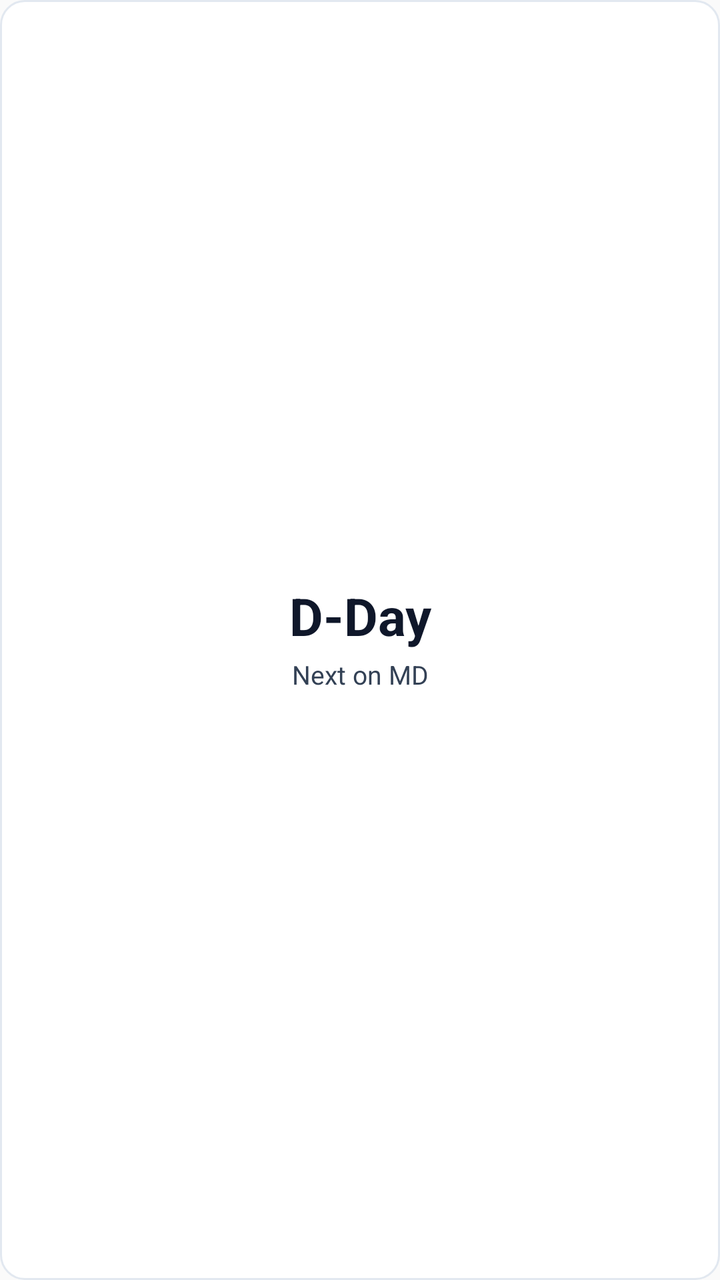
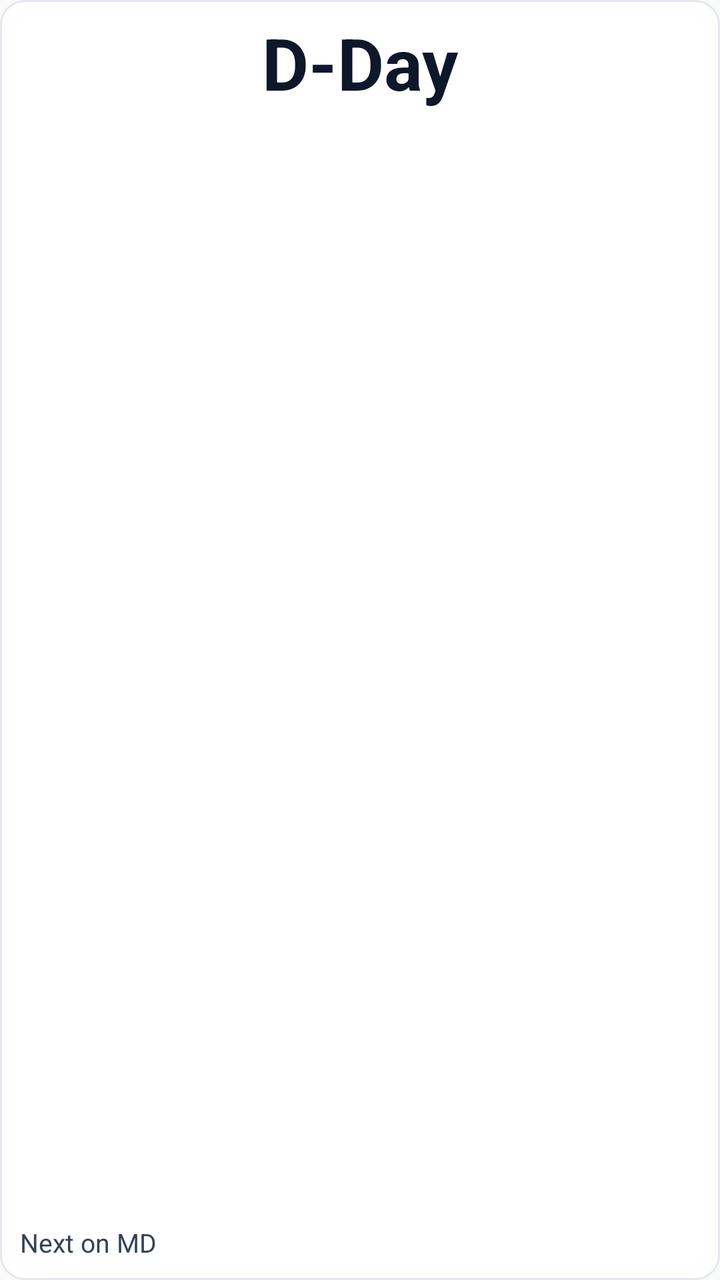

The first picture is an Android layout as it rendered before a commit; the second is the same layout after the commit. The layout source and the unified diff follow.
<!-- AndroidManifest.xml: application theme AppTheme -->
<!-- res/layout/widget_md_countdown.xml -->
<?xml version="1.0" encoding="utf-8"?>
<FrameLayout xmlns:android="http://schemas.android.com/apk/res/android"
    android:id="@+id/widget_countdown_root"
    android:layout_width="match_parent"
    android:layout_height="match_parent">

    <ImageView
        android:id="@+id/widget_countdown_bg"
        android:layout_width="match_parent"
        android:layout_height="match_parent"
        android:src="@drawable/widget_surface_crisp"
        android:scaleType="fitXY"
        android:contentDescription="" />

    <LinearLayout
        android:id="@+id/widget_countdown_content"
        android:layout_width="match_parent"
        android:layout_height="match_parent"
        android:orientation="vertical"
        android:gravity="center"
        android:padding="12dp">

        
        <LinearLayout
            android:id="@+id/widget_countdown_horiz_container"
            android:layout_width="match_parent"
            android:layout_height="wrap_content"
            android:orientation="horizontal"
            android:gravity="center_vertical"
            android:visibility="gone">

            <TextView
                android:id="@+id/widget_countdown_horiz_value"
                android:layout_width="wrap_content"
                android:layout_height="wrap_content"
                android:text="D-Day"
                android:textSize="22sp"
                android:textStyle="bold"
                android:textColor="#0F172A"
                android:maxLines="1"
                android:singleLine="true"
                android:ellipsize="none"
                android:fontFeatureSettings="tnum"
                android:includeFontPadding="false" />

            <Chronometer
                android:id="@+id/widget_countdown_horiz_chronometer"
                android:layout_width="wrap_content"
                android:layout_height="wrap_content"
                android:countDown="true"
                android:textSize="22sp"
                android:textStyle="bold"
                android:textColor="#0F172A"
                android:fontFeatureSettings="tnum"
                android:maxLines="1"
                android:singleLine="true"
                android:ellipsize="none"
                android:includeFontPadding="false"
                android:visibility="gone" />

            <TextView
                android:id="@+id/widget_countdown_horiz_title"
                android:layout_width="0dp"
                android:layout_height="wrap_content"
                android:layout_weight="1"
                android:layout_marginStart="12dp"
                android:text="Next on MD"
                android:maxLines="1"
                android:ellipsize="end"
                android:textSize="14sp"
                android:textStyle="bold"
                android:textColor="#334155" />
        </LinearLayout>

        
        <LinearLayout
            android:id="@+id/widget_countdown_vert_container"
            android:layout_width="match_parent"
            android:layout_height="match_parent"
            android:orientation="vertical"
            android:gravity="center">

            <TextView
                android:id="@+id/widget_countdown_value"
                android:layout_width="match_parent"
                android:layout_height="wrap_content"
                android:gravity="center"
                android:text="D-Day"
                android:textSize="26sp"
                android:textStyle="bold"
                android:textColor="#0F172A"
                android:maxLines="1"
                android:singleLine="true"
                android:ellipsize="none"
                android:fontFeatureSettings="tnum"
                android:includeFontPadding="false" />

            <Chronometer
                android:id="@+id/widget_countdown_chronometer"
                android:layout_width="match_parent"
                android:layout_height="wrap_content"
                android:gravity="center"
                android:countDown="true"
                android:textSize="26sp"
                android:textStyle="bold"
                android:textColor="#0F172A"
                android:fontFeatureSettings="tnum"
                android:maxLines="1"
                android:singleLine="true"
                android:ellipsize="none"
                android:includeFontPadding="false"
                android:visibility="gone" />

            <TextView
                android:id="@+id/widget_countdown_title"
                android:layout_width="match_parent"
                android:layout_height="wrap_content"
                android:gravity="center"
                android:layout_marginTop="4dp"
                android:text="Next on MD"
                android:maxLines="2"
                android:ellipsize="end"
                android:textSize="13sp"
                android:textColor="#334155" />

            
            <TextView
                android:id="@+id/widget_countdown_tags"
                android:layout_width="wrap_content"
                android:layout_height="wrap_content"
                android:layout_gravity="center_horizontal"
                android:gravity="center"
                android:layout_marginTop="6dp"
                android:text="#EventTag"
                android:maxLines="1"
                android:ellipsize="end"
                android:textSize="11sp"
                android:textStyle="bold"
                android:textColor="#1D4ED8"
                android:background="@drawable/widget_hashtag_pill"
                android:paddingStart="10dp"
                android:paddingEnd="10dp"
                android:paddingTop="3dp"
                android:paddingBottom="3dp"
                android:visibility="gone" />
        </LinearLayout>

    </LinearLayout>
</FrameLayout>
<!-- resources referenced by this layout -->
<resources>
  <!-- drawable widget_hashtag_pill (drawable) -->
  <?xml version="1.0" encoding="utf-8"?>
  <shape xmlns:android="http://schemas.android.com/apk/res/android"
      android:shape="rectangle">
      <solid android:color="#EFF6FF" />
      <stroke android:width="1dp" android:color="#BFDBFE" />
      <corners android:radius="100dp" />
  </shape>
  <!-- drawable widget_surface_crisp (drawable) -->
  <?xml version="1.0" encoding="utf-8"?>
  <shape xmlns:android="http://schemas.android.com/apk/res/android"
      android:shape="rectangle">
      <solid android:color="#FFFFFF" />
      <stroke android:width="1dp" android:color="#E2E8F0" />
      <corners android:radius="12dp" />
  </shape>
  <style name="AppTheme" parent="Theme.AppCompat.Light.DarkActionBar">
          
          <item name="colorPrimary">@color/colorPrimary</item>
          <item name="colorPrimaryDark">@color/colorPrimaryDark</item>
          <item name="colorAccent">@color/colorAccent</item>
      </style>
</resources>

<!-- the commit's change to res/layout/widget_md_countdown.xml (unified diff, before → after) -->
@@ -17,24 +17,24 @@
         android:layout_width="match_parent"
         android:layout_height="match_parent"
         android:orientation="vertical"
-        android:gravity="center"
-        android:padding="12dp">
+        android:padding="10dp">
 
         
         <LinearLayout
             android:id="@+id/widget_countdown_horiz_container"
             android:layout_width="match_parent"
-            android:layout_height="wrap_content"
+            android:layout_height="match_parent"
+            android:gravity="center"
             android:orientation="horizontal"
-            android:gravity="center_vertical"
             android:visibility="gone">
 
             <TextView
                 android:id="@+id/widget_countdown_horiz_value"
                 android:layout_width="wrap_content"
                 android:layout_height="wrap_content"
+                android:gravity="center"
                 android:text="D-Day"
-                android:textSize="22sp"
+                android:textSize="28sp"
                 android:textStyle="bold"
                 android:textColor="#0F172A"
                 android:maxLines="1"
@@ -47,8 +47,9 @@
                 android:id="@+id/widget_countdown_horiz_chronometer"
                 android:layout_width="wrap_content"
                 android:layout_height="wrap_content"
+                android:gravity="center"
                 android:countDown="true"
-                android:textSize="22sp"
+                android:textSize="28sp"
                 android:textStyle="bold"
                 android:textColor="#0F172A"
                 android:fontFeatureSettings="tnum"
@@ -60,90 +61,106 @@
 
             <TextView
                 android:id="@+id/widget_countdown_horiz_title"
-                android:layout_width="0dp"
+                android:layout_width="wrap_content"
                 android:layout_height="wrap_content"
-                android:layout_weight="1"
-                android:layout_marginStart="12dp"
+                android:layout_marginStart="10dp"
                 android:text="Next on MD"
                 android:maxLines="1"
                 android:ellipsize="end"
-                android:textSize="14sp"
-                android:textStyle="bold"
-                android:textColor="#334155" />
+                android:textSize="13sp"
+                android:textColor="#334155"
+                android:visibility="gone" />
         </LinearLayout>
 
         
-        <LinearLayout
+        <RelativeLayout
             android:id="@+id/widget_countdown_vert_container"
             android:layout_width="match_parent"
-            android:layout_height="match_parent"
-            android:orientation="vertical"
-            android:gravity="center">
+            android:layout_height="match_parent">
 
-            <TextView
-                android:id="@+id/widget_countdown_value"
+            
+            <LinearLayout
+                android:id="@+id/widget_countdown_top_section"
                 android:layout_width="match_parent"
                 android:layout_height="wrap_content"
-                android:gravity="center"
-                android:text="D-Day"
-                android:textSize="26sp"
-                android:textStyle="bold"
-                android:textColor="#0F172A"
-                android:maxLines="1"
-                android:singleLine="true"
-                android:ellipsize="none"
-                android:fontFeatureSettings="tnum"
-                android:includeFontPadding="false" />
+                android:layout_alignParentTop="true"
+                android:layout_centerHorizontal="true"
+                android:layout_marginTop="2dp"
+                android:gravity="center_horizontal"
+                android:orientation="vertical">
 
-            <Chronometer
-                android:id="@+id/widget_countdown_chronometer"
+                <TextView
+                    android:id="@+id/widget_countdown_value"
+                    android:layout_width="match_parent"
+                    android:layout_height="wrap_content"
+                    android:gravity="center_horizontal"
+                    android:text="D-Day"
+                    android:textSize="36sp"
+                    android:textStyle="bold"
+                    android:textColor="#0F172A"
+                    android:maxLines="2"
+                    android:ellipsize="none"
+                    android:fontFeatureSettings="tnum"
+                    android:includeFontPadding="false" />
+
+                <Chronometer
+                    android:id="@+id/widget_countdown_chronometer"
+                    android:layout_width="match_parent"
+                    android:layout_height="wrap_content"
+                    android:gravity="center_horizontal"
+                    android:countDown="true"
+                    android:textSize="36sp"
+                    android:textStyle="bold"
+                    android:textColor="#0F172A"
+                    android:fontFeatureSettings="tnum"
+                    android:maxLines="2"
+                    android:ellipsize="none"
+                    android:includeFontPadding="false"
+                    android:visibility="gone" />
+            </LinearLayout>
+
+            
+            <LinearLayout
+                android:id="@+id/widget_countdown_bottom_section"
                 android:layout_width="match_parent"
                 android:layout_height="wrap_content"
-                android:gravity="center"
-                android:countDown="true"
-                android:textSize="26sp"
-                android:textStyle="bold"
-                android:textColor="#0F172A"
-                android:fontFeatureSettings="tnum"
-                android:maxLines="1"
-                android:singleLine="true"
-                android:ellipsize="none"
-                android:includeFontPadding="false"
-                android:visibility="gone" />
+                android:layout_alignParentBottom="true"
+                android:gravity="start"
+                android:orientation="vertical">
 
-            <TextView
-                android:id="@+id/widget_countdown_title"
-                android:layout_width="match_parent"
-                android:layout_height="wrap_content"
-                android:gravity="center"
-                android:layout_marginTop="4dp"
-                android:text="Next on MD"
-                android:maxLines="2"
-                android:ellipsize="end"
-                android:textSize="13sp"
-                android:textColor="#334155" />
+                <TextView
+                    android:id="@+id/widget_countdown_title"
+                    android:layout_width="match_parent"
+                    android:layout_height="wrap_content"
+                    android:gravity="start"
+                    android:text="Next on MD"
+                    android:maxLines="2"
+                    android:ellipsize="end"
+                    android:textSize="13sp"
+                    android:textColor="#334155" />
 
-            
-            <TextView
-                android:id="@+id/widget_countdown_tags"
-                android:layout_width="wrap_content"
-                android:layout_height="wrap_content"
-                android:layout_gravity="center_horizontal"
-                android:gravity="center"
-                android:layout_marginTop="6dp"
-                android:text="#EventTag"
-                android:maxLines="1"
-                android:ellipsize="end"
-                android:textSize="11sp"
-                android:textStyle="bold"
-                android:textColor="#1D4ED8"
-                android:background="@drawable/widget_hashtag_pill"
-                android:paddingStart="10dp"
-                android:paddingEnd="10dp"
-                android:paddingTop="3dp"
-                android:paddingBottom="3dp"
-                android:visibility="gone" />
-        </LinearLayout>
+                <TextView
+                    android:id="@+id/widget_countdown_tags"
+                    android:layout_width="wrap_content"
+                    android:layout_height="wrap_content"
+                    android:layout_gravity="start"
+                    android:gravity="start"
+                    android:layout_marginTop="4dp"
+                    android:text="#EventTag"
+                    android:maxLines="1"
+                    android:ellipsize="end"
+                    android:textSize="11sp"
+                    android:textStyle="bold"
+                    android:textColor="#1D4ED8"
+                    android:background="@drawable/widget_hashtag_pill"
+                    android:paddingStart="10dp"
+                    android:paddingEnd="10dp"
+                    android:paddingTop="3dp"
+                    android:paddingBottom="3dp"
+                    android:visibility="gone" />
+            </LinearLayout>
+
+        </RelativeLayout>
 
     </LinearLayout>
 </FrameLayout>
